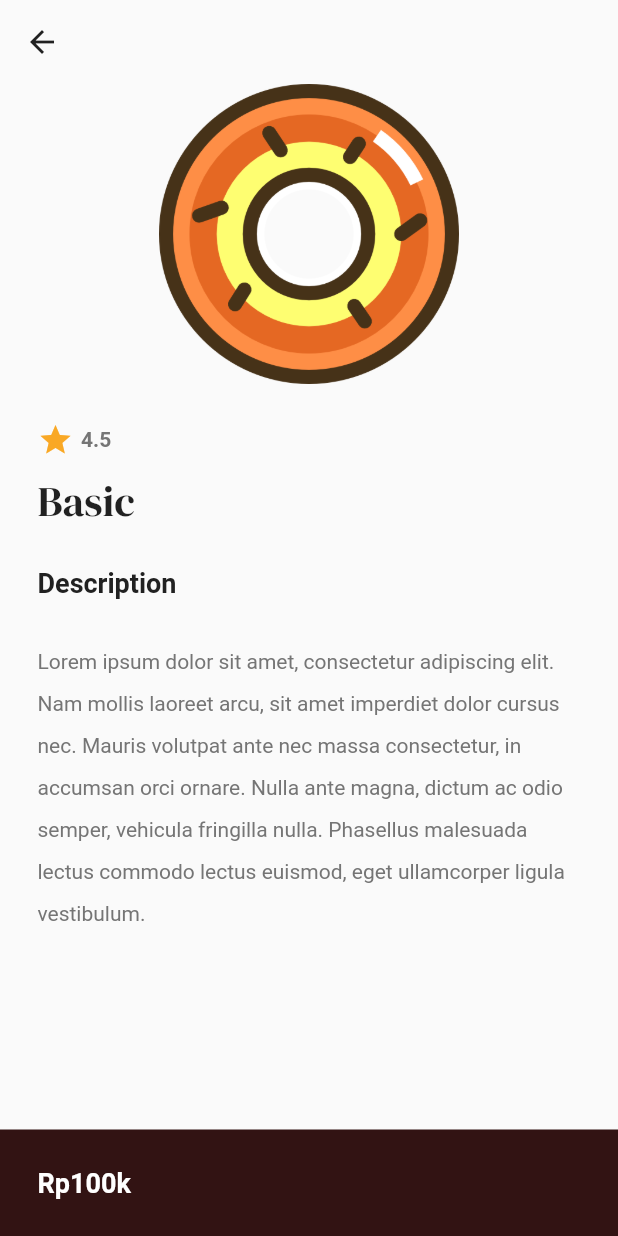
After one commit to rumahrudi/pbl_mobile_studio_gallery, a Flutter app: the HomePage screen opened by its route, after a tap on "Basic", on a phone screen of 412 x 824 dp. The commit adds this screen. Run offline on Flutter 3.47's test engine with Material 2 defaults, Android fonts, the phone set to English and light mode, and no system bars; our stand-ins replace google_fonts.

Commit message:
update details page
gas

```diff
--- a/pbl_studio_gallery/lib/components/photo_tile.dart
+++ b/pbl_studio_gallery/lib/components/photo_tile.dart
@@ -4,17 +4,21 @@ import 'package:pbl_studio_gallery/models/photo.dart';
 
 class PhotoTile extends StatelessWidget {
   final Photo photo;
-  const PhotoTile({super.key, required this.photo});
+  final void Function()? onTap;
+
+  const PhotoTile({super.key, required this.photo, required this.onTap});
 
   @override
   Widget build(BuildContext context) {
     return SingleChildScrollView(
+      child: GestureDetector(
+        onTap: onTap,
         child: Container(
           decoration: BoxDecoration(
             color: Colors.grey[100],
             borderRadius: BorderRadius.circular(20),
           ),
-        margin: const EdgeInsets.only(left: 25, right: 25),
+          margin: const EdgeInsets.only(left: 20, right: 25),
           padding: const EdgeInsets.all(25),
           child: Column(
             crossAxisAlignment: CrossAxisAlignment.start,
@@ -65,6 +69,7 @@ class PhotoTile extends StatelessWidget {
             ],
           ),
         ),
+      ),
     );
   }
 }
--- a/pbl_studio_gallery/lib/page/home_page.dart
+++ b/pbl_studio_gallery/lib/page/home_page.dart
@@ -3,6 +3,7 @@ import 'package:google_fonts/google_fonts.dart';
 import 'package:pbl_studio_gallery/components/button.dart';
 import 'package:pbl_studio_gallery/components/photo_tile.dart';
 import 'package:pbl_studio_gallery/models/photo.dart';
+import 'package:pbl_studio_gallery/page/package_detail.dart';
 import 'package:pbl_studio_gallery/theme/colors.dart';
 
 class HomePage extends StatefulWidget {
@@ -34,6 +35,18 @@ class _HomePageState extends State<HomePage> {
         imagePath: 'lib/images/donout_premium.png',
         rating: '4.5')
   ];
+
+  //* Navigate to package details
+  void navigateToPackageDetail(int index) {
+    Navigator.push(
+        context,
+        MaterialPageRoute(
+          builder: (context) => PackageDetail(
+            photo: photoPackage[index],
+          ),
+        ));
+  }
+
   @override
   Widget build(BuildContext context) {
     return Scaffold(
@@ -146,6 +159,7 @@ class _HomePageState extends State<HomePage> {
                   width: MediaQuery.of(context).size.width * 0.8,
                   child: PhotoTile(
                     photo: photoPackage[index],
+                    onTap: () => navigateToPackageDetail(index),
                   ),
                 ),
               ),
--- /dev/null
+++ b/pbl_studio_gallery/lib/page/package_detail.dart
@@ -0,0 +1,125 @@
+import 'package:flutter/material.dart';
+import 'package:google_fonts/google_fonts.dart';
+import 'package:pbl_studio_gallery/models/photo.dart';
+import 'package:pbl_studio_gallery/theme/colors.dart';
+
+class PackageDetail extends StatefulWidget {
+  final Photo photo;
+
+  const PackageDetail({super.key, required this.photo});
+
+  @override
+  State<PackageDetail> createState() => _PackageDetailState();
+}
+
+class _PackageDetailState extends State<PackageDetail> {
+  @override
+  Widget build(BuildContext context) {
+    return Scaffold(
+      appBar: AppBar(
+        backgroundColor: Colors.transparent,
+        elevation: 0,
+        foregroundColor: Colors.grey[900],
+      ),
+      body: Column(
+        children: [
+          // * listview of photo detail
+          Expanded(
+            child: Padding(
+              padding: const EdgeInsets.symmetric(horizontal: 25.0),
+              child: ListView(
+                children: [
+                  // * image
+                  Image.asset(
+                    widget.photo.imagePath,
+                    height: 200,
+                  ),
+                  const SizedBox(
+                    height: 25,
+                  ),
+                  // * rating
+                  Row(
+                    children: [
+                      // * star icon
+                      Icon(
+                        Icons.star,
+                        color: Colors.yellow[800],
+                      ),
+                      const SizedBox(
+                        width: 5,
+                      ),
+                      // * number
+                      Text(
+                        widget.photo.rating,
+                        style: TextStyle(
+                            color: Colors.grey[600],
+                            fontWeight: FontWeight.bold),
+                      ),
+                    ],
+                  ),
+                  const SizedBox(
+                    height: 10,
+                  ),
+                  // * food name
+                  Text(
+                    widget.photo.name,
+                    style: GoogleFonts.dmSerifDisplay(
+                      fontSize: 28,
+                    ),
+                  ),
+                  const SizedBox(
+                    height: 25,
+                  ),
+                  // * description
+                  Text(
+                    'Description',
+                    style: TextStyle(
+                      color: Colors.grey[900],
+                      fontWeight: FontWeight.bold,
+                      fontSize: 18,
+                    ),
+                  ),
+                  const SizedBox(
+                    height: 25,
+                  ),
+                  Text(
+                    'Lorem ipsum dolor sit amet, consectetur adipiscing elit. Nam mollis laoreet arcu, sit amet imperdiet dolor cursus nec. Mauris volutpat ante nec massa consectetur, in accumsan orci ornare. Nulla ante magna, dictum ac odio semper, vehicula fringilla nulla. Phasellus malesuada lectus commodo lectus euismod, eget ullamcorper ligula vestibulum.',
+                    style: TextStyle(
+                        color: Colors.grey[600], fontSize: 14, height: 2),
+                  )
+                ],
+              ),
+            ),
+          ),
+          // * price
+          Container(
+            color: primaryColor,
+            child: Padding(
+              padding: const EdgeInsets.all(25),
+              child: Column(
+                children: [
+                  // * price
+                  Row(
+                    children: [
+                      // * price
+                      Text(
+                        '\Rp' + widget.photo.price,
+                        style: TextStyle(
+                          color: Colors.white,
+                          fontWeight: FontWeight.bold,
+                          fontSize: 18,
+                        ),
+                      )
+                      // * quantity
+                    ],
+                  )
+                  // * button
+                ],
+              ),
+            ),
+          ),
+        ],
+      ),
+    );
+  }
+}
```
Lines whose indentation alone changed are shown as unchanged.
